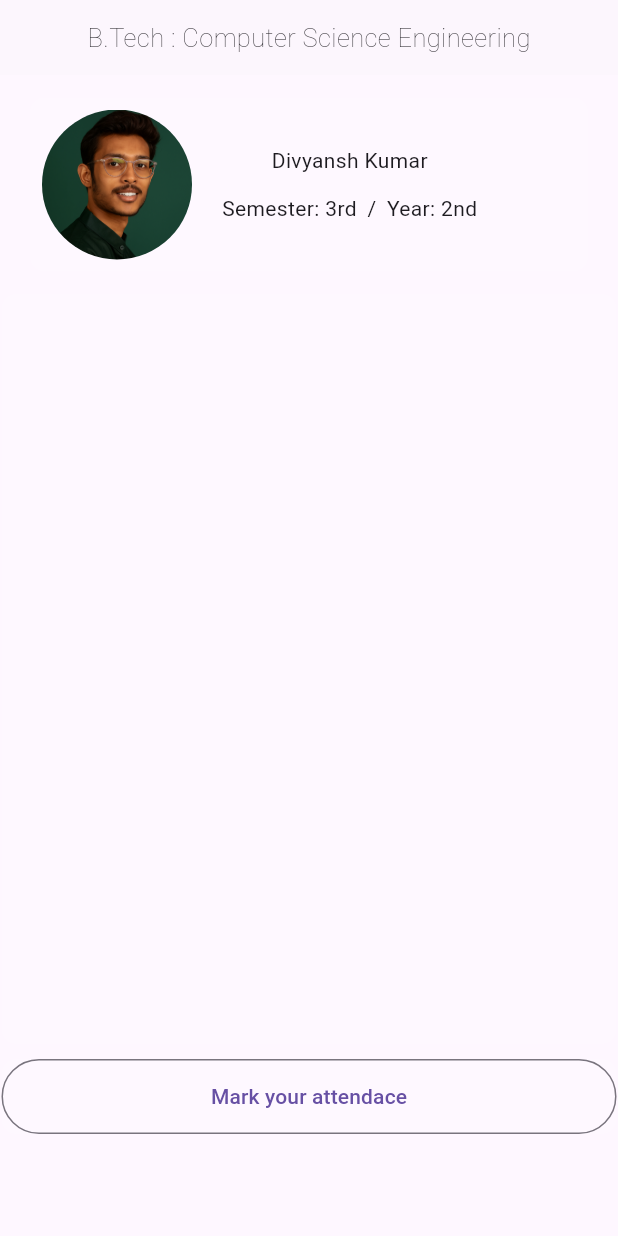
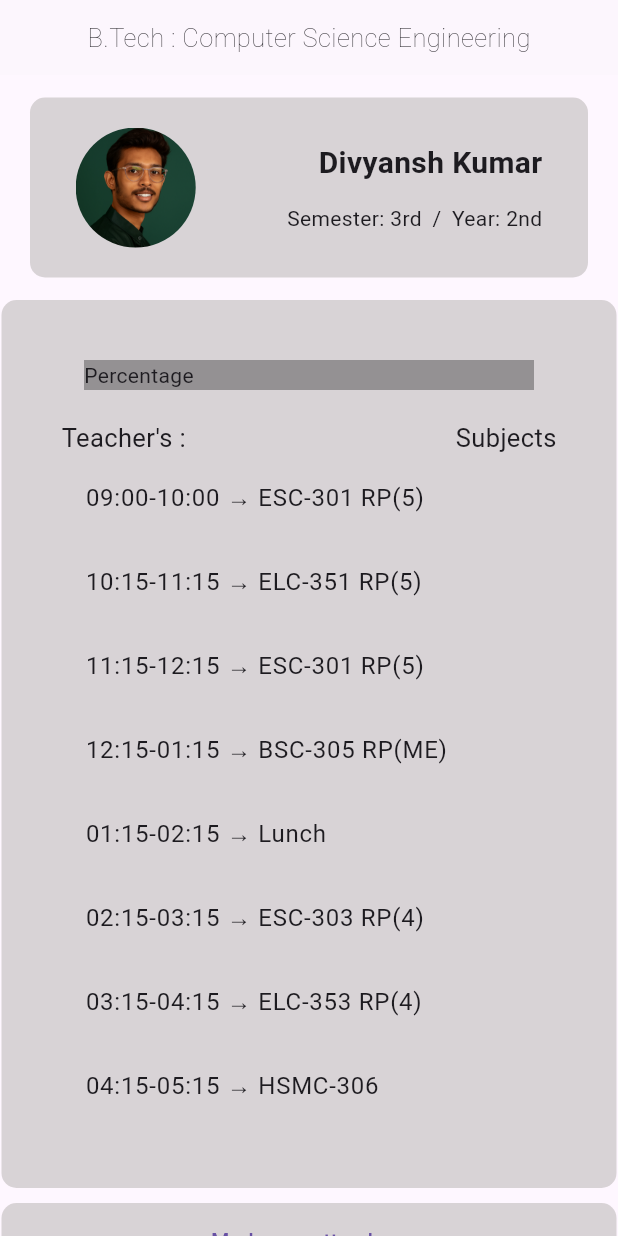
Before and after one commit to deev-narayan/Attendo_BBAU, a Flutter app: the screen it shows after launch, after a tap on "Login", on a phone screen of 412 x 824 dp. Run offline on Flutter 3.47's test engine with Material 3 defaults, Android fonts, the phone set to English and light mode, and no system bars.

Commit message:
time table added

```diff
--- /dev/null
+++ b/assets/data/timetable.json
@@ -0,0 +1,54 @@
+{
+  "timetable": {
+    "Monday": {
+      "09:00-10:00": "ESC-301 RP(5)",
+      "10:15-11:15": "ELC-351 RP(5)",
+      "11:15-12:15": "ESC-301 RP(5)",
+      "12:15-01:15": "BSC-305 RP(ME)",
+      "01:15-02:15": "Lunch",
+      "02:15-03:15": "ESC-303 RP(4)",
+      "03:15-04:15": "ELC-353 RP(4)",
+      "04:15-05:15": "HSMC-306"
+    },
+    "Tuesday": {
+      "09:00-10:00": "PLC CS-352 RP(2)",
+      "10:15-11:15": "ELC-351 RP(5)",
+      "11:15-12:15": "ELC-353 RP(4)",
+      "12:15-01:15": "PLC CS-352 RP(2)",
+      "01:15-02:15": "Lunch",
+      "02:15-03:15": "ESC-303 RP(4)",
+      "03:15-04:15": "PCC CS-302 RP(2)",
+      "04:15-05:15": "PCC CS-302 RP(2)"
+    },
+    "Wednesday": {
+      "09:00-10:00": "*****",
+      "10:15-11:15": "ELC-353 RP(4)",
+      "11:15-12:15": "ELC-351 RP(5)",
+      "12:15-01:15": "PLC CS-352 RP(2)",
+      "01:15-02:15": "Lunch",
+      "02:15-03:15": "ESC-303 RP(4)",
+      "03:15-04:15": "ELC-353 RP(4)",
+      "04:15-05:15": "HSMC-306"
+    },
+    "Thursday": {
+      "09:00-10:00": "BSC-305 RP(ME)",
+      "10:15-11:15": "ELC-351 RP(5)",
+      "11:15-12:15": "ESC-301 RP(5)",
+      "12:15-01:15": "PLC CS-352 RP(2)",
+      "01:15-02:15": "Lunch",
+      "02:15-03:15": "BSC-305 RP(ME)",
+      "03:15-04:15": "PCC CS-302 RP(2)",
+      "04:15-05:15": "HSMC-306"
+    },
+    "Friday": {
+      "09:00-10:00": "*****",
+      "10:15-11:15": "PCC CS-354 (3)",
+      "11:15-12:15": "PCC CS-304 (3)",
+      "12:15-01:15": "PCC CS-354 (3)",
+      "01:15-02:15": "Lunch",
+      "02:15-03:15": "BSC-305 RP(ME)",
+      "03:15-04:15": "*****",
+      "04:15-05:15": "HSMC-306"
+    }
+  }
+}
--- a/lib/pages/profile.dart
+++ b/lib/pages/profile.dart
@@ -1,8 +1,9 @@
 import 'dart:ui';
+import 'dart:convert';
+import 'package:attendo/pages/user_validation.dart';
 
-import 'package:attendo/pages/user_validation.dart';
-import 'package:attendo/styles/app_color.dart';
 import 'package:flutter/material.dart';
+import 'package:flutter/services.dart' show rootBundle;
 
 class Profile extends StatefulWidget {
   const Profile({super.key});
@@ -12,7 +13,23 @@ class Profile extends StatefulWidget {
 }
 
 class _ProfileState extends State<Profile> {
+  Map<String, dynamic> timetable = {};
+
   @override
+  void initState() {
+    super.initState();
+    loadJson();
+  }
+
+  Future<void> loadJson() async {
+    String data = await rootBundle.loadString('assets/data/timetable.json');
+    var todaystimetable = json.decode(data)["timetable"]["Monday"];
+    print(todaystimetable);
+    setState(() {
+      timetable = todaystimetable;
+    });
+  }
+
   Widget build(BuildContext context) {
     return Scaffold(
       body: Container(
@@ -41,28 +58,36 @@ class _ProfileState extends State<Profile> {
               child: Stack(
                 children: [
                   Container(
-                    padding: EdgeInsets.all(8),
+                    padding: EdgeInsets.fromLTRB(00, 20, 0, 20),
                     width: 410,
                     decoration: BoxDecoration(
                       borderRadius: BorderRadius.circular(10),
-                      color: const Color.fromARGB(31, 255, 255, 255),
+                      color: const Color.fromARGB(143, 187, 182, 182),
                     ),
                     child: Row(
+                      mainAxisAlignment: MainAxisAlignment.spaceAround,
+                      crossAxisAlignment: CrossAxisAlignment.center,
                       children: [
                         ClipRRect(
                           borderRadius: BorderRadius.circular(100), // circle
                           child: Image.asset(
                             'assets/images/prof.png',
-                            height: 100,
-                            width: 100,
+                            height: 80,
+                            width: 80,
                             fit: BoxFit.cover,
                           ),
                         ),
-                        SizedBox(width: 20),
 
                         Column(
+                          crossAxisAlignment: CrossAxisAlignment.end,
                           children: [
-                            Text("Divyansh Kumar", textAlign: TextAlign.left),
+                            Text(
+                              "Divyansh Kumar",
+                              style: TextStyle(
+                                fontSize: 20,
+                                fontWeight: FontWeight.bold,
+                              ),
+                            ),
                             SizedBox(height: 12),
                             Row(
                               children: [
@@ -83,11 +108,48 @@ class _ProfileState extends State<Profile> {
             ),
             SizedBox(height: 10),
             Container(
-              height: 500,
+              padding: EdgeInsets.fromLTRB(40, 40, 40, 40),
               width: 410,
               decoration: BoxDecoration(
                 borderRadius: BorderRadius.circular(10),
-                color: const Color.fromARGB(31, 255, 255, 255),
+                color: const Color.fromARGB(143, 187, 182, 182),
+              ),
+              child: Center(
+                child: Column(
+                  children: [
+                    Container(
+                      height: 20,
+                      width: 300,
+                      decoration: BoxDecoration(
+                        color: const Color.fromARGB(80, 0, 0, 0),
+                      ),
+                      child: Text("Percentage"),
+                    ),
+                    SizedBox(height: 20),
+                    Container(
+                      width: double.infinity,
+                      child: Row(
+                        mainAxisAlignment: MainAxisAlignment.spaceBetween,
+                        children: [
+                          Text("Teacher's :", style: TextStyle(fontSize: 17)),
+                          Text("Subjects", style: TextStyle(fontSize: 17)),
+                        ],
+                      ),
+                    ),
+                    if (timetable.isNotEmpty)
+                      ListView(
+                        shrinkWrap:
+                            true, // 👈 tells ListView to take only the space it needs
+                        physics:
+                            NeverScrollableScrollPhysics(), // 👈 disable its own scrolling
+                        children: timetable.entries.map<Widget>((entry) {
+                          return ListTile(
+                            title: Text("${entry.key} → ${entry.value}"),
+                          );
+                        }).toList(),
+                      ),
+                  ],
+                ),
               ),
             ),
             SizedBox(height: 10),
@@ -96,9 +158,9 @@ class _ProfileState extends State<Profile> {
               width: 410,
               decoration: BoxDecoration(
                 borderRadius: BorderRadius.circular(10),
-                color: const Color.fromARGB(31, 255, 255, 255),
+                color: const Color.fromARGB(143, 187, 182, 182),
               ),
-              child: OutlinedButton(
+              child: TextButton(
                 onPressed: () {
                   Navigator.of(context).push(
                     MaterialPageRoute(
--- a/pubspec.yaml
+++ b/pubspec.yaml
@@ -61,6 +61,7 @@ flutter:
   assets:
       - assets/images/hero.png
       - assets/images/prof.png
+      - assets/data/timetable.json
   #   - images/a_dot_burr.jpeg
   #   - images/a_dot_ham.jpeg
 
```
